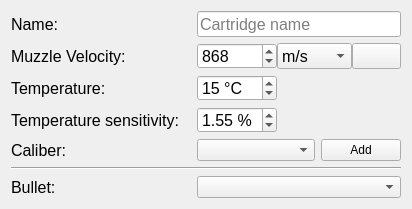
This is ui_templates/catalog_cartridge.ui in o-murphy/archer_ballistics_constructor as Qt 5 draws it before an edit. The edited form follows.
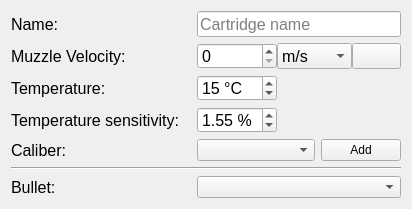
This is the edited form. Icons and pictures are not drawn.

```diff
--- a/ui_templates/catalog_cartridge.ui
+++ b/ui_templates/catalog_cartridge.ui
@@ -390,7 +390,7 @@
          <number>10000</number>
         </property>
         <property name="value">
-         <number>868</number>
+         <number>0</number>
         </property>
        </widget>
       </item>
```
